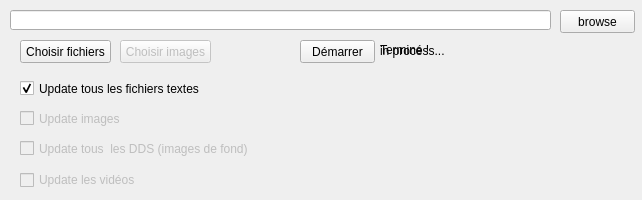
First picture: the form in ihm.ui, repository Silous888/patcher_ztd, before the edit.
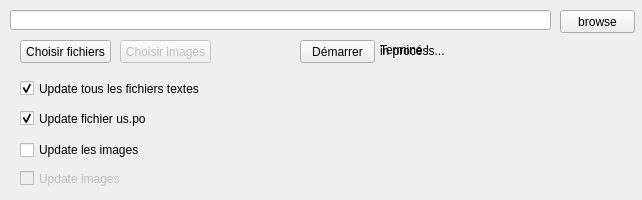
Second picture: the form after the edit. Icons and pictures are not drawn. Custom widgets are drawn as their Qt base class.

Patch:
```diff
--- a/ihm.ui
+++ b/ihm.ui
@@ -156,7 +156,7 @@
     <property name="geometry">
      <rect>
       <x>20</x>
-      <y>110</y>
+      <y>170</y>
       <width>441</width>
       <height>17</height>
      </rect>
@@ -166,35 +166,35 @@
     </property>
    </widget>
    <widget class="QCheckBox" name="checkBox_imagesZIP">
-    <property name="enabled">
-     <bool>false</bool>
-    </property>
     <property name="geometry">
      <rect>
       <x>20</x>
-      <y>140</y>
+      <y>110</y>
       <width>521</width>
       <height>17</height>
      </rect>
     </property>
     <property name="text">
-     <string>Update tous  les DDS (images de fond)</string>
+     <string>Update fichier us.po</string>
+    </property>
+    <property name="checked">
+     <bool>true</bool>
     </property>
    </widget>
    <widget class="QCheckBox" name="checkBox_videos">
     <property name="enabled">
-     <bool>false</bool>
+     <bool>true</bool>
     </property>
     <property name="geometry">
      <rect>
       <x>20</x>
-      <y>170</y>
+      <y>140</y>
       <width>501</width>
       <height>20</height>
      </rect>
     </property>
     <property name="text">
-     <string>Update les vidéos</string>
+     <string>Update les images</string>
     </property>
    </widget>
    <zorder>pushButton_process</zorder>
```
Left out of the diff: 4 changed lines with no effect on the pictures.
